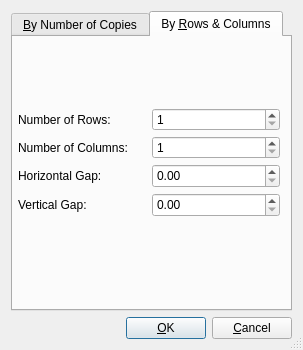
scribusproject/scribus, file scribus/ui/multipleduplicate.ui: the form before one commit.
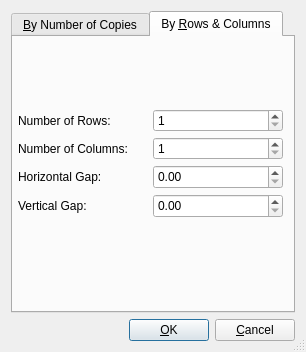
The form after the commit. The open tabs and pages were chosen to show the change. Custom widgets are drawn as their Qt base class.

Commit message: #12986: Increase max duplicate count

```diff
--- a/scribus/ui/multipleduplicate.ui
+++ b/scribus/ui/multipleduplicate.ui
@@ -6,8 +6,8 @@
    <rect>
     <x>0</x>
     <y>0</y>
-    <width>303</width>
-    <height>350</height>
+    <width>306</width>
+    <height>352</height>
    </rect>
   </property>
   <property name="windowTitle">
@@ -249,6 +249,9 @@
              <property name="minimum">
               <number>1</number>
              </property>
+             <property name="maximum">
+              <number>999</number>
+             </property>
             </widget>
            </item>
            <item row="2" column="1">
@@ -276,6 +279,9 @@
              <property name="minimum">
               <number>1</number>
              </property>
+             <property name="maximum">
+              <number>999</number>
+             </property>
             </widget>
            </item>
            <item row="0" column="0">
```
Left out of the diff: 44 changed lines with no effect on the pictures.
